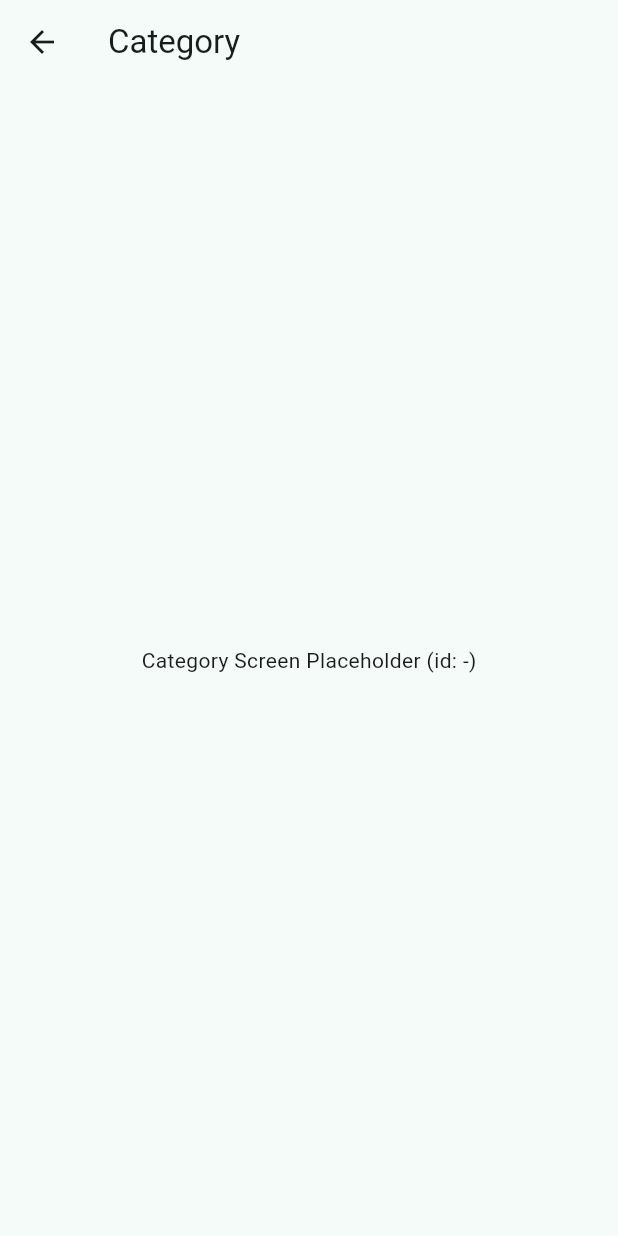
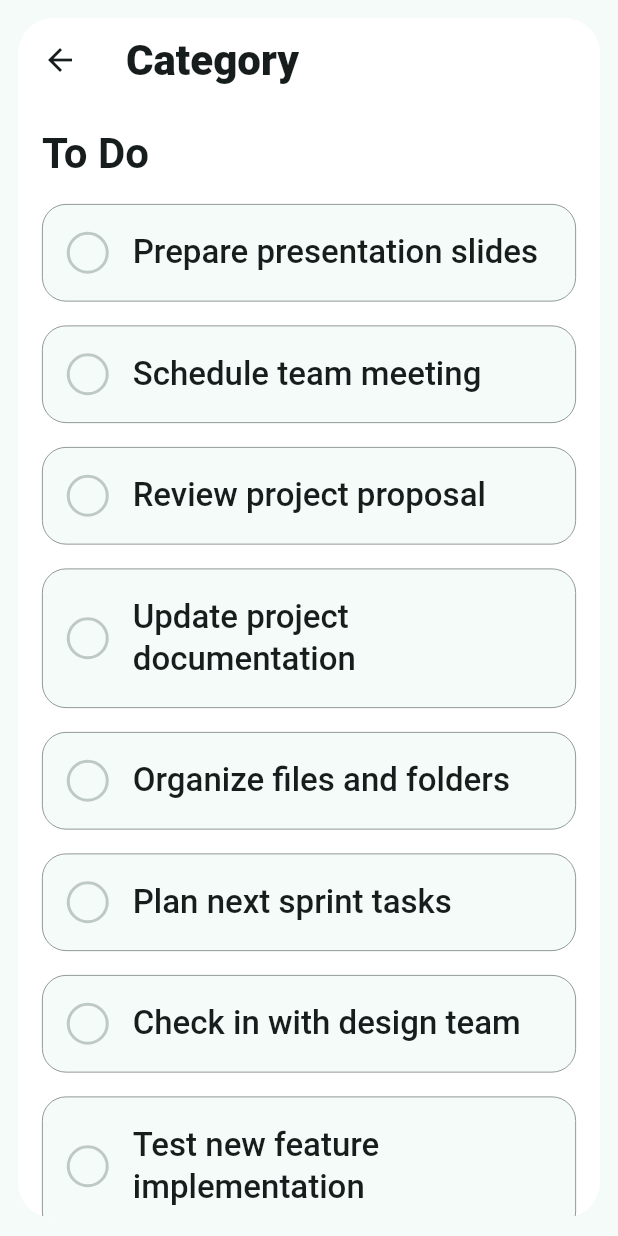
Before and after one commit to oleg9952/flutter-study, a Flutter app: the screen it shows after launch, after a tap on "Personal", on a phone screen of 412 x 824 dp. Run offline on Flutter 3.47's test engine with Material 3 defaults, Android fonts, the phone set to English and light mode, and no system bars.

Commit message:
implement UI for category page

```diff
--- /dev/null
+++ b/lib/components/category/task_item.dart
@@ -0,0 +1,72 @@
+import 'package:flutter/material.dart';
+
+class TaskItem extends StatelessWidget {
+  final String id;
+  final String title;
+  final bool isCompleted;
+  final ValueChanged<bool>? onToggle;
+
+  const TaskItem({
+    super.key,
+    required this.id,
+    required this.title,
+    required this.isCompleted,
+    this.onToggle,
+  });
+
+  @override
+  Widget build(BuildContext context) {
+    final Color borderColor = Theme.of(context).colorScheme.outlineVariant;
+    final Color tileColor = Theme.of(context).colorScheme.surface;
+    final Color completedColor = Theme.of(context).colorScheme.primary;
+
+    return Container(
+      decoration: BoxDecoration(
+        color: tileColor,
+        borderRadius: BorderRadius.circular(16),
+        border: Border.all(color: Theme.of(context).dividerColor, width: 0.5),
+      ),
+      padding: const EdgeInsets.symmetric(horizontal: 16, vertical: 18),
+      child: Row(
+        children: [
+          GestureDetector(
+            onTap: onToggle != null ? () => onToggle!(!isCompleted) : null,
+            child: AnimatedContainer(
+              duration: const Duration(milliseconds: 200),
+              width: 28,
+              height: 28,
+              decoration: BoxDecoration(
+                shape: BoxShape.circle,
+                color: isCompleted ? completedColor : Colors.transparent,
+                border: Border.all(
+                  color: isCompleted ? completedColor : borderColor,
+                  width: 2,
+                ),
+              ),
+              child: isCompleted
+                  ? const Icon(Icons.check, color: Colors.white, size: 18)
+                  : null,
+            ),
+          ),
+          const SizedBox(width: 16),
+          Expanded(
+            child: Text(
+              title,
+              style: Theme.of(context).textTheme.titleLarge?.copyWith(
+                    decoration: isCompleted ? TextDecoration.lineThrough : null,
+                    color: isCompleted
+                        ? Theme.of(context)
+                            .textTheme
+                            .titleLarge
+                            ?.color
+                            ?.withOpacity(0.5)
+                        : Theme.of(context).textTheme.titleLarge?.color,
+                    fontWeight: FontWeight.w500,
+                  ),
+            ),
+          ),
+        ],
+      ),
+    );
+  }
+}
--- /dev/null
+++ b/lib/components/category/task_section.dart
@@ -0,0 +1,81 @@
+import 'package:flutter/material.dart';
+import 'task_item.dart';
+
+typedef ReorderCallback = void Function(int oldIndex, int newIndex);
+
+class TaskSection extends StatelessWidget {
+  final String title;
+  final List<TaskItemData> tasks;
+  final ReorderCallback onReorder;
+  final ValueChanged<int>? onToggleIndex;
+
+  const TaskSection({
+    super.key,
+    required this.title,
+    required this.tasks,
+    required this.onReorder,
+    this.onToggleIndex,
+  });
+
+  @override
+  Widget build(BuildContext context) {
+    return SliverPadding(
+      padding: const EdgeInsets.fromLTRB(16, 16, 16, 8),
+      sliver: SliverList.list(
+        children: [
+          Padding(
+            padding: const EdgeInsets.only(bottom: 8),
+            child: Text(
+              title,
+              style: Theme.of(context)
+                  .textTheme
+                  .headlineMedium
+                  ?.copyWith(fontWeight: FontWeight.w700),
+            ),
+          ),
+          ReorderableListView.builder(
+            primary: false,
+            shrinkWrap: true,
+            physics: const NeverScrollableScrollPhysics(),
+            onReorder: onReorder,
+            proxyDecorator: (child, index, animation) => PhysicalModel(
+              color: Colors.transparent,
+              elevation: 8,
+              borderRadius: BorderRadius.circular(16),
+              clipBehavior: Clip.antiAlias,
+              child: child,
+            ),
+            itemBuilder: (context, index) {
+              final t = tasks[index];
+              return Padding(
+                key: ValueKey(t.id),
+                padding: const EdgeInsets.symmetric(vertical: 8),
+                child: TaskItem(
+                  id: t.id,
+                  title: t.title,
+                  isCompleted: t.isCompleted,
+                  onToggle: onToggleIndex != null
+                      ? (checked) => onToggleIndex!(index)
+                      : null,
+                ),
+              );
+            },
+            itemCount: tasks.length,
+          ),
+        ],
+      ),
+    );
+  }
+}
+
+class TaskItemData {
+  final String id;
+  final String title;
+  final bool isCompleted;
+
+  const TaskItemData({
+    required this.id,
+    required this.title,
+    required this.isCompleted,
+  });
+}
--- a/lib/screens/category/category_screen.dart
+++ b/lib/screens/category/category_screen.dart
@@ -1,20 +1,138 @@
 import 'package:flutter/material.dart';
+import 'package:project_6/components/category/task_section.dart';
 
 class CategoryScreenArgs {
   final String categoryId;
-  const CategoryScreenArgs({required this.categoryId});
+  final String categoryName;
+  const CategoryScreenArgs(
+      {required this.categoryId, required this.categoryName});
 }
 
-class CategoryScreen extends StatelessWidget {
+class CategoryScreen extends StatefulWidget {
   final CategoryScreenArgs? args;
   const CategoryScreen({super.key, this.args});
 
   @override
+  State<CategoryScreen> createState() => _CategoryScreenState();
+}
+
+class _CategoryScreenState extends State<CategoryScreen> {
+  late List<TaskItemData> todo;
+  late List<TaskItemData> done;
+
+  @override
+  void initState() {
+    super.initState();
+    // mock data for UI demo
+    todo = [
+      const TaskItemData(
+          id: 't1', title: 'Prepare presentation slides', isCompleted: false),
+      const TaskItemData(
+          id: 't2', title: 'Schedule team meeting', isCompleted: false),
+      const TaskItemData(
+          id: 't3', title: 'Review project proposal', isCompleted: false),
+      const TaskItemData(
+          id: 't4', title: 'Update project documentation', isCompleted: false),
+      const TaskItemData(
+          id: 't5', title: 'Organize files and folders', isCompleted: false),
+      const TaskItemData(
+          id: 't6', title: 'Plan next sprint tasks', isCompleted: false),
+      const TaskItemData(
+          id: 't7', title: 'Check in with design team', isCompleted: false),
+      const TaskItemData(
+          id: 't8',
+          title: 'Test new feature implementation',
+          isCompleted: false),
+    ];
+    done = [
+      const TaskItemData(
+          id: 'd1', title: 'Send follow-up emails', isCompleted: true),
+      const TaskItemData(
+          id: 'd2', title: 'Submit weekly report', isCompleted: true),
+    ];
+  }
+
+  void _toggleInTodo(int index) {
+    setState(() {
+      final item = todo.removeAt(index);
+      done.insert(
+          0, TaskItemData(id: item.id, title: item.title, isCompleted: true));
+    });
+  }
+
+  void _toggleInDone(int index) {
+    setState(() {
+      final item = done.removeAt(index);
+      todo.insert(
+          0, TaskItemData(id: item.id, title: item.title, isCompleted: false));
+    });
+  }
+
+  void _reorderTodo(int oldIndex, int newIndex) {
+    setState(() {
+      if (newIndex > oldIndex) newIndex -= 1;
+      final item = todo.removeAt(oldIndex);
+      todo.insert(newIndex, item);
+    });
+  }
+
+  void _reorderDone(int oldIndex, int newIndex) {
+    setState(() {
+      if (newIndex > oldIndex) newIndex -= 1;
+      final item = done.removeAt(oldIndex);
+      done.insert(newIndex, item);
+    });
+  }
+
+  @override
   Widget build(BuildContext context) {
-    final id = args?.categoryId ?? '-';
+    final title = widget.args?.categoryName ?? 'Category';
     return Scaffold(
-      appBar: AppBar(title: const Text('Category')),
-      body: Center(child: Text('Category Screen Placeholder (id: $id)')),
+      body: SafeArea(
+        child: Padding(
+          padding: const EdgeInsets.all(12),
+          child: ClipRRect(
+            borderRadius: BorderRadius.circular(24),
+            child: Container(
+              color: Theme.of(context).colorScheme.surfaceContainerLowest,
+              child: CustomScrollView(
+                slivers: [
+                  SliverAppBar(
+                    pinned: true,
+                    floating: false,
+                    automaticallyImplyLeading: true,
+                    backgroundColor:
+                        Theme.of(context).colorScheme.surfaceContainerLowest,
+                    surfaceTintColor: Colors.transparent,
+                    elevation: 0,
+                    scrolledUnderElevation: 0,
+                    title: Text(
+                      title,
+                      style:
+                          Theme.of(context).textTheme.headlineMedium?.copyWith(
+                                fontWeight: FontWeight.w800,
+                              ),
+                    ),
+                  ),
+                  TaskSection(
+                    title: 'To Do',
+                    tasks: todo,
+                    onReorder: _reorderTodo,
+                    onToggleIndex: _toggleInTodo,
+                  ),
+                  TaskSection(
+                    title: 'Completed',
+                    tasks: done,
+                    onReorder: _reorderDone,
+                    onToggleIndex: _toggleInDone,
+                  ),
+                  const SliverToBoxAdapter(child: SizedBox(height: 32)),
+                ],
+              ),
+            ),
+          ),
+        ),
+      ),
     );
   }
 }
```
